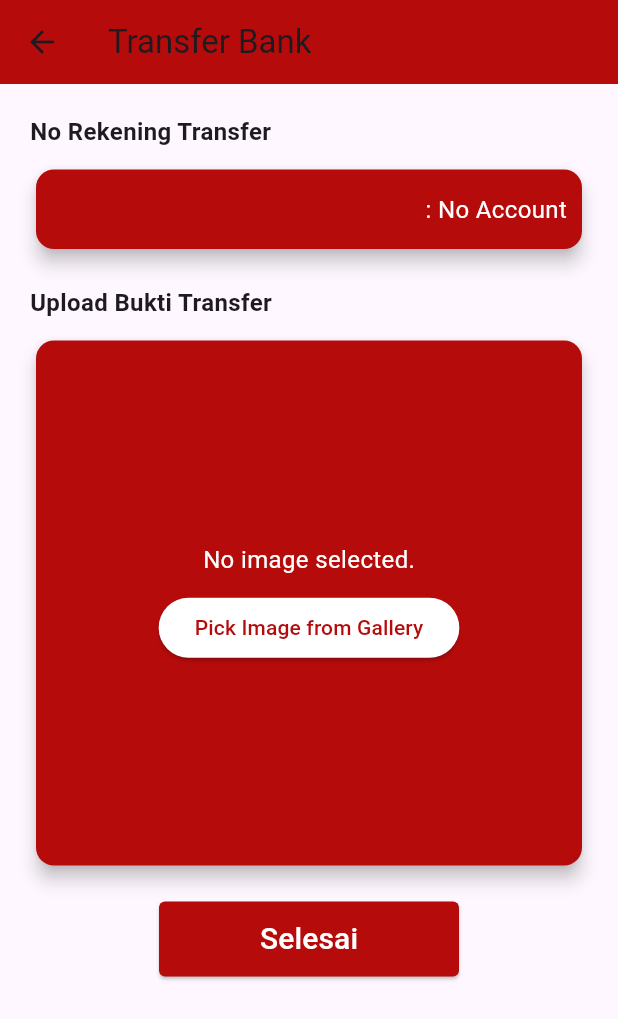
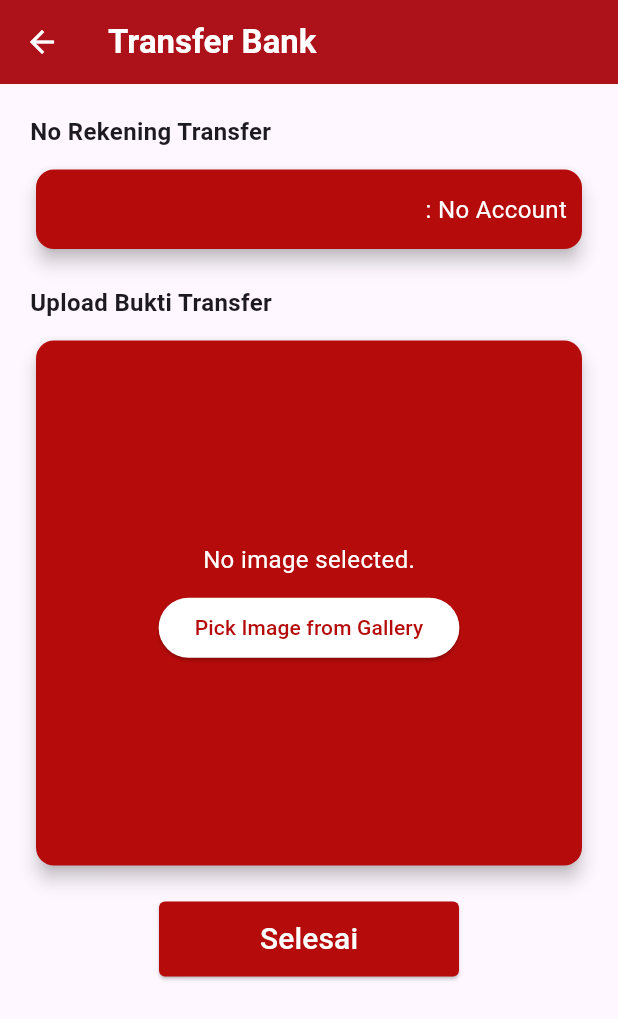
Before and after one commit to DhanielPutra/tesy, a Flutter app: the Transfer screen opened directly with empty values, on a phone screen of 412 x 824 dp. Shown: the top 1019 px of the screen. Run offline on Flutter 3.47's test engine with Material 3 defaults, Android fonts, the phone set to English and light mode, and no system bars; our stand-ins replace fluttertoast, image_picker, lottie, shared_preferences; missing offline and left inert: dart:ffi; accounts and stored records are empty.

Commit message:
update appbar

```diff
--- a/lib/transfer.dart
+++ b/lib/transfer.dart
@@ -54,8 +54,23 @@ class _TransferState extends State<Transfer> {
     print('idkurir: ${widget.idKurir}');
     return Scaffold(
       appBar: AppBar(
-        title: Text('Transfer Bank'),
+        elevation: 5,
+        title: Text(
+          'Transfer Bank',
+          style: TextStyle(
+              color: const Color.fromARGB(255, 255, 255, 255),
+              fontWeight: FontWeight.bold),
+        ),
         backgroundColor: Color(0xFFB50B0B),
+        leading: IconButton(
+          onPressed: () {
+            Navigator.pop(context);
+          },
+          icon: Icon(
+            Icons.arrow_back,
+            color: Colors.white,
+          ),
+        ),
       ),
       body: SingleChildScrollView(
         padding: EdgeInsets.all(20),
@@ -217,7 +232,8 @@ class _TransferState extends State<Transfer> {
           MaterialPageRoute(builder: (context) => PesananBerhasil()),
         );
       } else {
-        print('Failed to create order. Status code: ${streamedResponse.statusCode}');
+        print(
+            'Failed to create order. Status code: ${streamedResponse.statusCode}');
       }
     } catch (e) {
       print('Error creating order: $e');
```
Also changed, not shown: lib/checkout.dart (+18 -8 lines).
